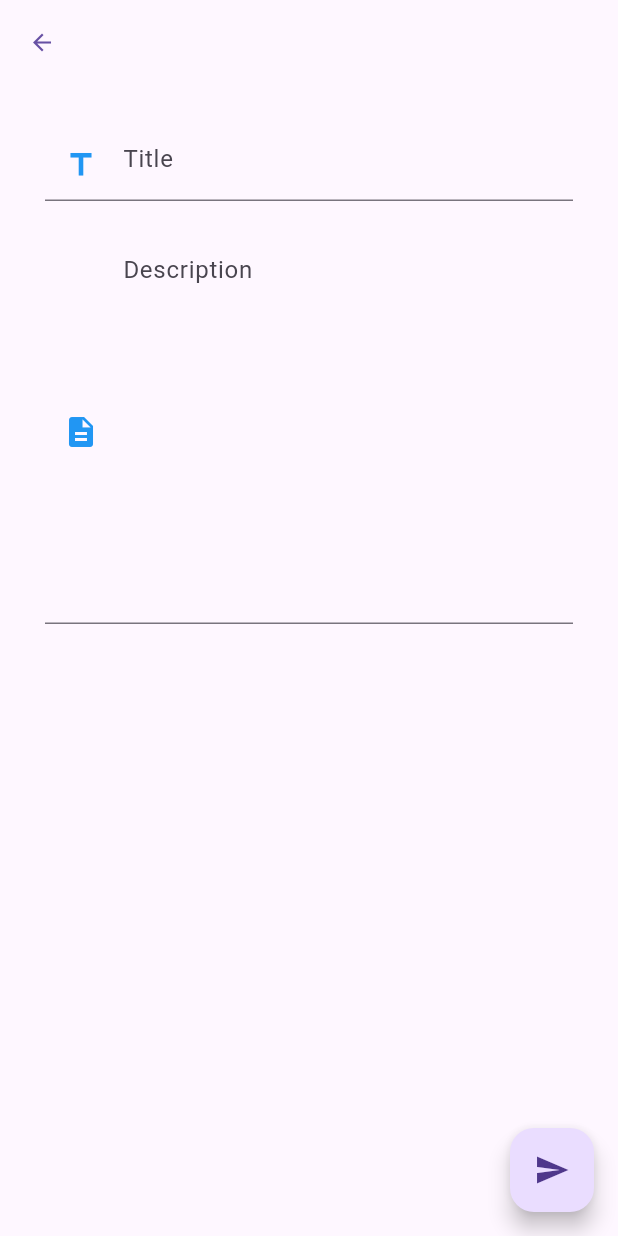
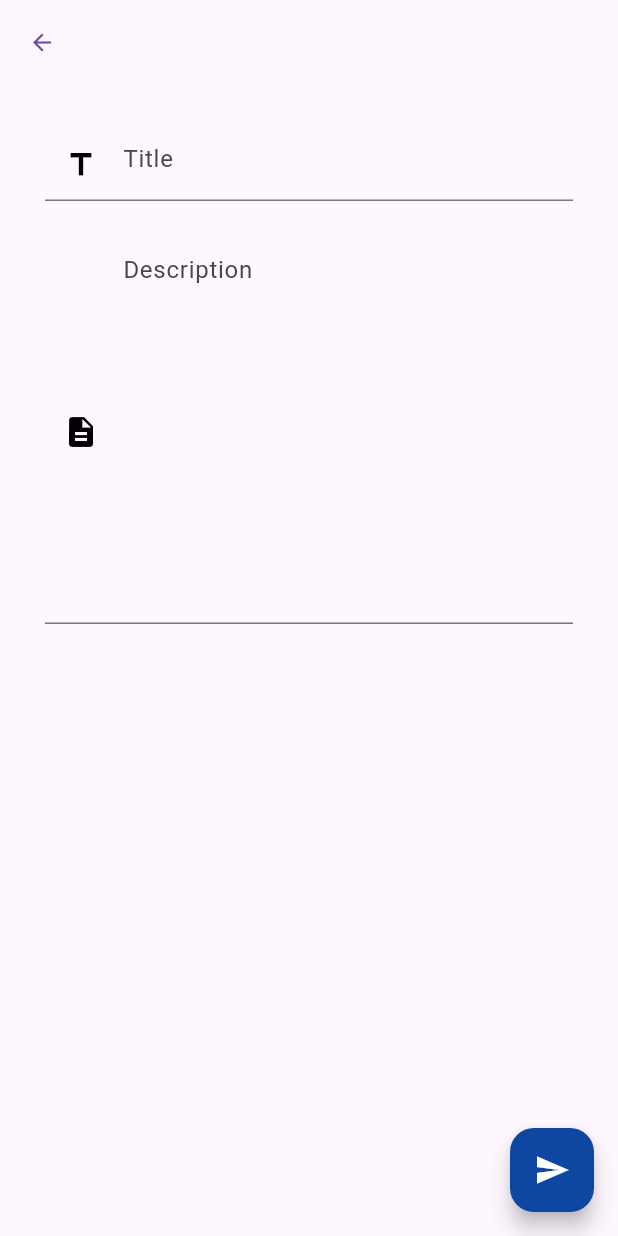
Before and after one commit to sivajaffey/s_todo, a Flutter app: the AddTodo screen opened directly, on a phone screen of 412 x 824 dp. Run offline on Flutter 3.47's test engine with Material 2 defaults, Android fonts, the phone set to English and light mode, and no system bars; our stand-ins replace cloud_firestore, firebase_auth, firebase_core, shared_preferences; accounts and stored records are empty; generated files the repository leaves out were written again.

Commit message:
icon color change

```diff
--- a/lib/add.dart
+++ b/lib/add.dart
@@ -68,7 +68,7 @@ class _AddTodoState extends State<AddTodo> {
                     keyboardType: TextInputType.emailAddress,
                     decoration: const InputDecoration(
                       hintText: "Title",
-                      prefixIcon: Icon(Icons.title, color: Colors.blue,)
+                      prefixIcon: Icon(Icons.title, color: Colors.black,)
                     ),
                     onChanged: (value) => setState((){this.title = value; })
                   ),
@@ -79,7 +79,7 @@ class _AddTodoState extends State<AddTodo> {
                     maxLines: 10,
                     decoration: const InputDecoration(
                       hintText: "Description",
-                      prefixIcon: Icon(Icons.description, color: Colors.blue,)
+                      prefixIcon: Icon(Icons.description, color: Colors.black,)
                     ),
                     onChanged: (value) => setState((){this.desc = value; })
                   ),
@@ -88,12 +88,13 @@ class _AddTodoState extends State<AddTodo> {
           ),
         ),
         floatingActionButton: FloatingActionButton(
+          backgroundColor: Colors.blue[900],
         onPressed: () {
           if (this.title.trim() != '' && this.title.trim() != '')
           addToList(this.title.trim(), this.desc.trim(), context, this.rows,this.id);
         },
         tooltip: 'Add to List',
-        child: Icon(Icons.send),
+        child: Icon(Icons.send, color: Colors.white,),
       ),
     );
   }
```
Also changed, not shown: 1 other file.
